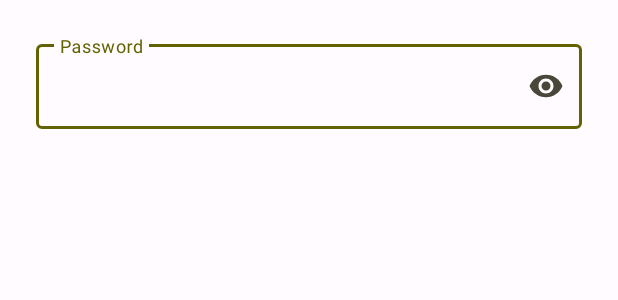
After one commit to TheBrokenRail/Combustible, an Android app: the layout dialog_delete_account.xml on its own in the app's theme, with its tools: preview values and no code run, on a phone screen of 412 x 824 dp. The commit adds this screen. Shown: the top 300 px of the screen. Run offline under Robolectric (Android 15) with nearby library versions, the phone set to English and light mode, and no system bars.

Commit message:
Account Deletion

```diff
--- a/app/src/main/java/com/thebrokenrail/combustible/activity/settings/user/UserSettingsActivity.java
+++ b/app/src/main/java/com/thebrokenrail/combustible/activity/settings/user/UserSettingsActivity.java
@@ -14,6 +14,11 @@ public class UserSettingsActivity extends SettingsActivity {
     protected void onCreate(Bundle savedInstanceState) {
         super.onCreate(savedInstanceState);
 
+        // Check
+        if (!connection.hasToken()) {
+            finish();
+        }
+
         // Title
         Objects.requireNonNull(getSupportActionBar()).setTitle(R.string.feed_menu_user_settings);
     }
--- /dev/null
+++ b/app/src/main/res/layout/dialog_delete_account.xml
@@ -0,0 +1,33 @@
+<?xml version="1.0" encoding="utf-8"?>
+<ScrollView xmlns:android="http://schemas.android.com/apk/res/android"
+    xmlns:app="http://schemas.android.com/apk/res-auto"
+    android:layout_width="match_parent"
+    android:layout_height="match_parent"
+    android:overScrollMode="ifContentScrolls">
+
+    <LinearLayout
+        android:orientation="vertical"
+        android:layout_width="match_parent"
+        android:layout_height="wrap_content">
+
+        <com.google.android.material.textfield.TextInputLayout
+            android:id="@+id/dialog_delete_account_password_field"
+            android:layout_width="match_parent"
+            android:layout_height="wrap_content"
+            android:hint="@string/login_password"
+            android:layout_margin="?dialogPreferredPadding"
+            app:endIconMode="password_toggle">
+
+            <com.google.android.material.textfield.TextInputEditText
+                android:id="@+id/dialog_delete_account_password_edit_text"
+                android:layout_width="match_parent"
+                android:layout_height="wrap_content"
+                android:inputType="textPassword"
+                android:autofillHints="password"
+                android:maxLines="1" />
+
+        </com.google.android.material.textfield.TextInputLayout>
+
+    </LinearLayout>
+
+</ScrollView>
--- a/app/src/main/res/values/strings.xml
+++ b/app/src/main/res/values/strings.xml
@@ -89,6 +89,7 @@
     <string name="user_settings_totp_enable">Enable 2FA</string>
     <string name="user_settings_totp_disable">Disable 2FA</string>
     <string name="user_settings_totp_url">Open 2FA Setup URL</string>
+    <string name="user_settings_delete_account">Delete Account</string>
 
     <!-- Login -->
     <string name="login_username">Email Or Username</string>
@@ -130,4 +131,7 @@
     <string name="change_password_new_verify">Verify Password</string>
     <string name="change_password_match_error">Does Not Match</string>
     <string name="change_password_error">Unable to change password!</string>
+
+    <!-- Delete Account -->
+    <string name="delete_account_error">Unable to delete account!</string>
 </resources>
--- a/app/src/main/res/xml/user_settings.xml
+++ b/app/src/main/res/xml/user_settings.xml
@@ -109,6 +109,11 @@
             app:title="@string/user_settings_totp_enable"
             app:iconSpaceReserved="false" />
 
+        <com.thebrokenrail.combustible.widget.ScaryPreference
+            app:key="delete_account"
+            app:title="@string/user_settings_delete_account"
+            app:iconSpaceReserved="false" />
+
     </PreferenceCategory>
 
 </PreferenceScreen>
```
Also changed, not shown: api/src/main/java/com/thebrokenrail/combustible/api/Connection.java (+6 -1 lines), app/src/main/java/com/thebrokenrail/combustible/activity/settings/user/DeleteAccountDialogFragment.java (added, +70 -0 lines), app/src/main/java/com/thebrokenrail/combustible/activity/settings/user/UserSettingsFragment.java (+9 -0 lines), app/src/main/java/com/thebrokenrail/combustible/widget/ScaryPreference.java (added, +41 -0 lines), 1 other file.
